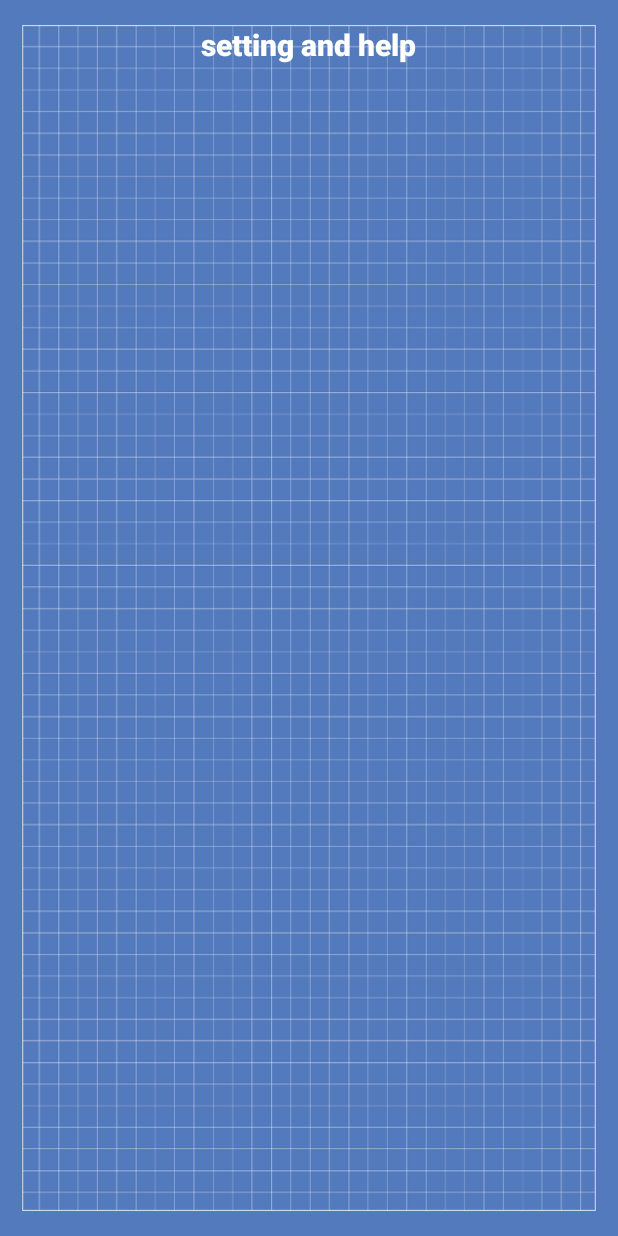
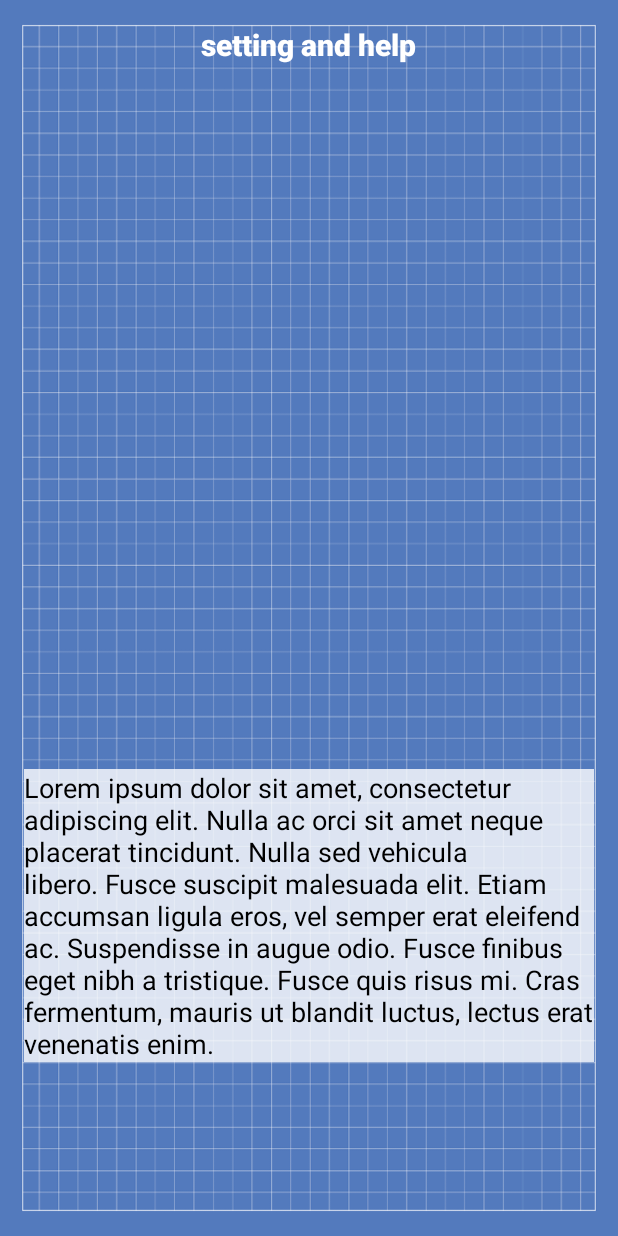
Before and after one commit to damouse/Bandela, an Android app: the SettingAndHelp screen opened directly, with no data from a screen before it, on a phone screen of 412 x 824 dp. Run offline under Robolectric (Android 15) with nearby library versions, the phone set to English and light mode, and no system bars.

Commit message:
Stable. Home screen buttons now go to correct activities.

```diff
--- a/app/src/main/java/wings/bandela/MainActivity.java
+++ b/app/src/main/java/wings/bandela/MainActivity.java
@@ -27,7 +27,7 @@ public class MainActivity extends Activity {
         button1.setOnClickListener( new View.OnClickListener() {
             @Override
             public void onClick(View v) {
-                Intent intent = new Intent(MainActivity.this, SetupGimbals.class);
+                Intent intent = new Intent(MainActivity.this, WhereAmI.class);
                 startActivity(intent);
                 //Once pressed on the button2 it triggers ViewHistoryActivity
             }
@@ -45,7 +45,7 @@ public class MainActivity extends Activity {
         button3.setOnClickListener( new View.OnClickListener() {
             @Override
             public void onClick(View v) {
-                Intent intent = new Intent(MainActivity.this, SettingAndHelp.class);
+                Intent intent = new Intent(MainActivity.this, SetupGimbals.class);
                 startActivity(intent);
                 //Once pressed on the button2 it triggers ViewHistoryActivity
             }
@@ -54,7 +54,7 @@ public class MainActivity extends Activity {
         button4.setOnClickListener( new View.OnClickListener() {
             @Override
             public void onClick(View v) {
-                Intent intent = new Intent(MainActivity.this, WhereAmI.class);
+                Intent intent = new Intent(MainActivity.this, SettingAndHelp.class);
                 startActivity(intent);
                 //Once pressed on the button2 it triggers ViewHistoryActivity
             }
--- a/app/src/main/res/layout/activity_setting_and_help.xml
+++ b/app/src/main/res/layout/activity_setting_and_help.xml
@@ -12,8 +12,21 @@
         android:layout_centerHorizontal="true"
         style="@style/TextAppearance.AppCompat.Title"
         android:textAppearance="?android:attr/textAppearanceLarge"
-        android:textStyle="bold" />
+        android:textStyle="bold"
+        android:id="@+id/textView3" />
 
+    <TextView
+        android:layout_width="fill_parent"
+        android:layout_height="wrap_content"
+        android:text="@string/about_sample_text"
+        android:id="@+id/textView3"
+        android:background="#ccffffff"
+        android:textColor="#000000"
+        android:layout_alignParentBottom="true"
+        android:layout_alignParentRight="true"
+        android:layout_alignParentEnd="true"
+        android:layout_marginBottom="100dp"
+        android:textSize="18dp" />
 
 
 </RelativeLayout>
--- a/app/src/main/res/values/strings.xml
+++ b/app/src/main/res/values/strings.xml
@@ -8,4 +8,10 @@
     <string name="title_activity_view_map">ViewMap</string>
     <string name="title_activity_setting_and_help">SettingAndHelp</string>
     <string name="title_activity_where_am_i">WhereAmI</string>
+
+    <string name="about_sample_text">Lorem ipsum dolor sit amet, consectetur adipiscing elit. Nulla
+        ac orci sit amet neque placerat tincidunt. Nulla sed vehicula libero. Fusce suscipit
+        malesuada elit. Etiam accumsan ligula eros, vel semper erat eleifend ac. Suspendisse in
+        augue odio. Fusce finibus eget nibh a tristique. Fusce quis risus mi. Cras fermentum,
+        mauris ut blandit luctus, lectus erat venenatis enim.</string>
 </resources>
```
